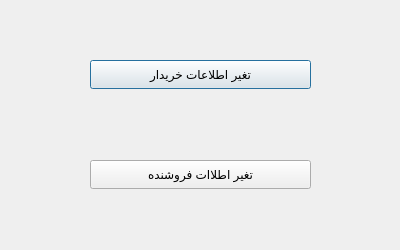
Above: menu/chenge_information.ui from AP-projects-4001/alsa before the change. Below: the same form after it.
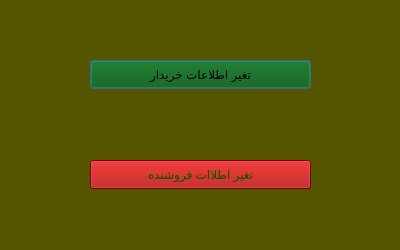
That is the form after the change.

Diff of the .ui file:
```diff
--- a/menu/chenge_information.ui
+++ b/menu/chenge_information.ui
@@ -25,6 +25,9 @@
   <property name="windowTitle">
    <string>Dialog</string>
   </property>
+  <property name="styleSheet">
+   <string notr="true">background-color: rgb(85, 85, 0);</string>
+  </property>
   <widget class="QPushButton" name="pushButton">
    <property name="geometry">
     <rect>
@@ -34,6 +37,10 @@
      <height>29</height>
     </rect>
    </property>
+   <property name="styleSheet">
+    <string notr="true">background-color: rgb(0, 85, 0);
+color: rgb(0, 0, 0);</string>
+   </property>
    <property name="text">
     <string>تغیر اطلاعات خریدار</string>
    </property>
@@ -47,6 +54,10 @@
      <height>29</height>
     </rect>
    </property>
+   <property name="styleSheet">
+    <string notr="true">background-color: rgb(170, 0, 0);
+color: rgb(0, 85, 0);</string>
+   </property>
    <property name="text">
     <string>تغیر اطلاات فروشنده</string>
    </property>
```
